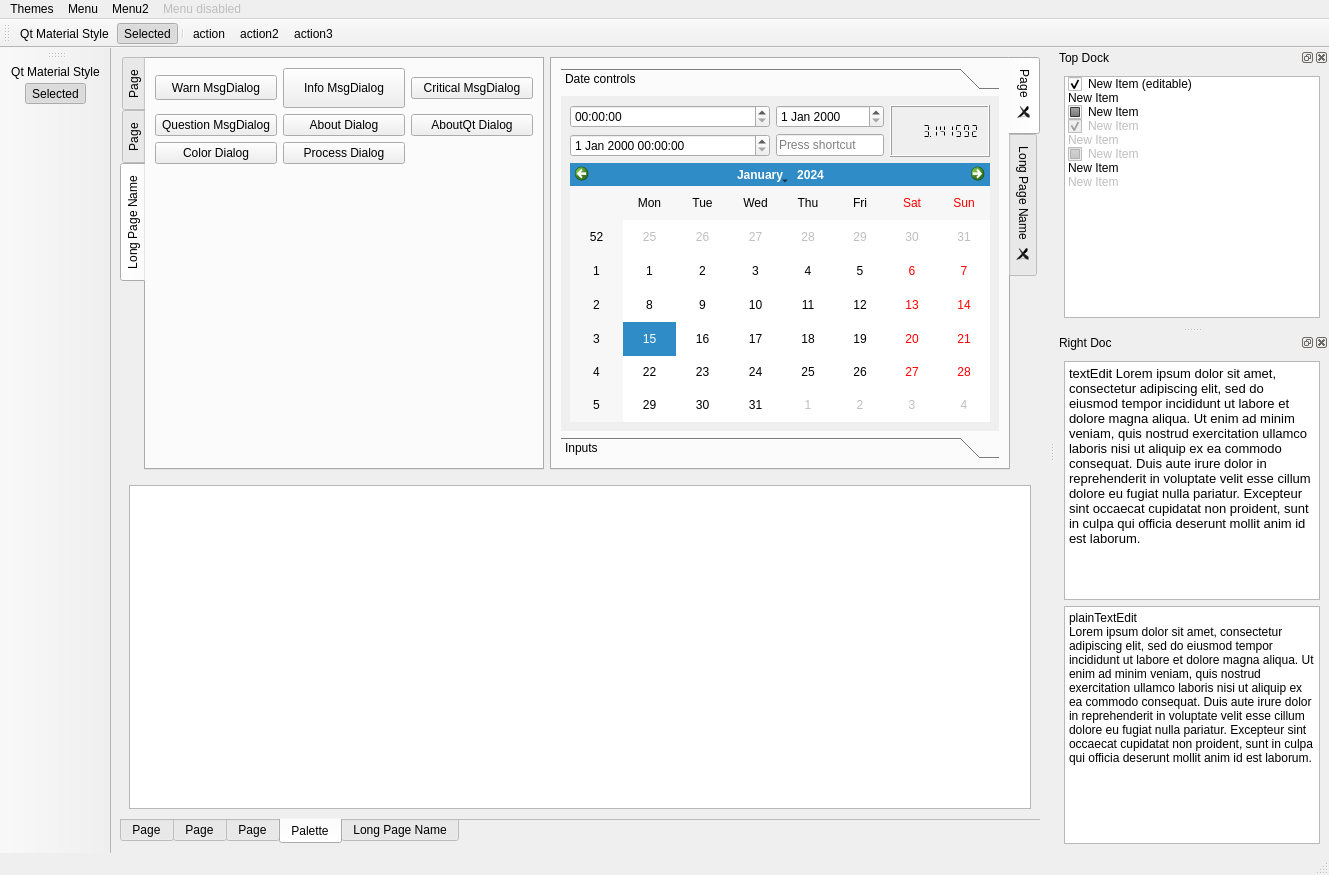
Above: src/libs/widgets/examples/stylethemes/mainwindow.ui from chengxuewen/QExt before the change. Below: the same form after it.
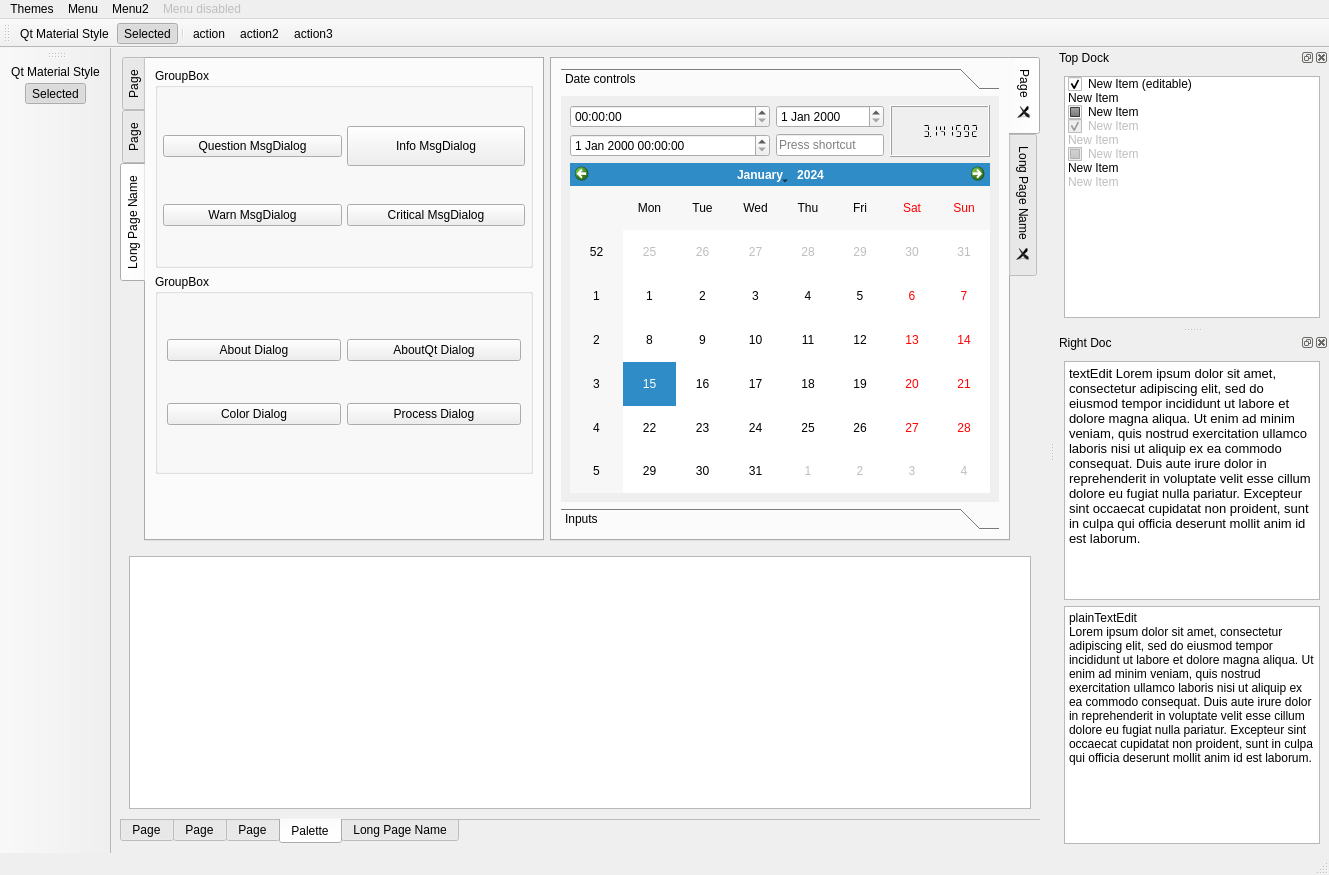
That is the form after the change. Icons and pictures are not drawn.

The edit to the form file:
```diff
--- a/src/libs/widgets/examples/stylethemes/mainwindow.ui
+++ b/src/libs/widgets/examples/stylethemes/mainwindow.ui
@@ -44,8 +44,8 @@
             <rect>
              <x>0</x>
              <y>0</y>
-             <width>357</width>
-             <height>259</height>
+             <width>374</width>
+             <height>274</height>
             </rect>
            </property>
            <attribute name="label">
@@ -1928,8 +1928,67 @@
        <attribute name="title">
         <string>Long Page Name</string>
        </attribute>
-       <layout class="QGridLayout" name="gridLayout_36">
-        <item row="0" column="0">
+       <layout class="QVBoxLayout" name="verticalLayout_4">
+        <item>
+         <widget class="QGroupBox" name="groupBox_4">
+          <property name="minimumSize">
+           <size>
+            <width>0</width>
+            <height>200</height>
+           </size>
+          </property>
+          <property name="title">
+           <string>GroupBox</string>
+          </property>
+          <layout class="QVBoxLayout" name="verticalLayout_5">
+           <property name="spacing">
+            <number>5</number>
+           </property>
+           <property name="leftMargin">
+            <number>5</number>
+           </property>
+           <property name="topMargin">
+            <number>5</number>
+           </property>
+           <property name="rightMargin">
+            <number>5</number>
+           </property>
+           <property name="bottomMargin">
+            <number>5</number>
+           </property>
+           <item>
+            <layout class="QHBoxLayout" name="horizontalLayout_2">
+             <item>
+              <widget class="QPushButton" name="pushButtonMsgDialogQuestion">
+               <property name="toolTip">
+                <string>Lorem ipsum dolor sit amet, consectetur adipiscing elit, sed do eiusmod tempor incididunt ut labore et dolore magna aliqua.</string>
+               </property>
+               <property name="text">
+                <string>Question MsgDialog</string>
+               </property>
+              </widget>
+             </item>
+             <item>
+              <widget class="QPushButton" name="pushButtonMsgDialogInfo">
+               <property name="minimumSize">
+                <size>
+                 <width>0</width>
+                 <height>40</height>
+                </size>
+               </property>
+               <property name="toolTip">
+                <string>Lorem ipsum dolor sit amet, consectetur adipiscing elit, sed do eiusmod tempor incididunt ut labore et dolore magna aliqua.</string>
+               </property>
+               <property name="text">
+                <string>Info MsgDialog</string>
+               </property>
+              </widget>
+             </item>
+            </layout>
+           </item>
+           <item>
+            <layout class="QHBoxLayout" name="horizontalLayout_3">
+             <item>
          <widget class="QPushButton" name="pushButtonMsgDialogWarn">
           <property name="maximumSize">
            <size>
@@ -1945,23 +2004,7 @@
           </property>
          </widget>
         </item>
-        <item row="0" column="1">
-         <widget class="QPushButton" name="pushButtonMsgDialogInfo">
-          <property name="minimumSize">
-           <size>
-            <width>0</width>
-            <height>40</height>
-           </size>
-          </property>
-          <property name="toolTip">
-           <string>Lorem ipsum dolor sit amet, consectetur adipiscing elit, sed do eiusmod tempor incididunt ut labore et dolore magna aliqua.</string>
-          </property>
-          <property name="text">
-           <string>Info MsgDialog</string>
-          </property>
-         </widget>
-        </item>
-        <item row="0" column="2">
+             <item>
          <widget class="QPushButton" name="pushButtonMsgDialogCritical">
           <property name="toolTip">
            <string>Lorem ipsum dolor sit amet, consectetur adipiscing elit, sed do eiusmod tempor incididunt ut labore et dolore magna aliqua.</string>
@@ -1971,17 +2014,24 @@
           </property>
          </widget>
         </item>
-        <item row="1" column="0">
-         <widget class="QPushButton" name="pushButtonMsgDialogQuestion">
-          <property name="toolTip">
-           <string>Lorem ipsum dolor sit amet, consectetur adipiscing elit, sed do eiusmod tempor incididunt ut labore et dolore magna aliqua.</string>
-          </property>
-          <property name="text">
-           <string>Question MsgDialog</string>
-          </property>
+            </layout>
+           </item>
+          </layout>
          </widget>
         </item>
-        <item row="1" column="1">
+        <item>
+         <widget class="QGroupBox" name="groupBox_5">
+          <property name="minimumSize">
+           <size>
+            <width>0</width>
+            <height>200</height>
+           </size>
+          </property>
+          <property name="title">
+           <string>GroupBox</string>
+          </property>
+          <layout class="QGridLayout" name="gridLayout_36">
+           <item row="0" column="0">
          <widget class="QPushButton" name="pushButtonMsgDialogAbout">
           <property name="toolTip">
            <string>Lorem ipsum dolor sit amet, consectetur adipiscing elit, sed do eiusmod tempor incididunt ut labore et dolore magna aliqua.</string>
@@ -1991,7 +2041,7 @@
           </property>
          </widget>
         </item>
-        <item row="1" column="2">
+           <item row="0" column="1">
          <widget class="QPushButton" name="pushButtonMsgDialogAboutQt">
           <property name="toolTip">
            <string>Lorem ipsum dolor sit amet, consectetur adipiscing elit, sed do eiusmod tempor incididunt ut labore et dolore magna aliqua.</string>
@@ -2001,7 +2051,7 @@
           </property>
          </widget>
         </item>
-        <item row="2" column="0">
+           <item row="1" column="0">
          <widget class="QPushButton" name="pushButtonColorDialog">
           <property name="toolTip">
            <string>Lorem ipsum dolor sit amet, consectetur adipiscing elit, sed do eiusmod tempor incididunt ut labore et dolore magna aliqua.</string>
@@ -2011,7 +2061,7 @@
           </property>
          </widget>
         </item>
-        <item row="2" column="1">
+           <item row="1" column="1">
          <widget class="QPushButton" name="pushButtonProcessDialog">
           <property name="toolTip">
            <string>Lorem ipsum dolor sit amet, consectetur adipiscing elit, sed do eiusmod tempor incididunt ut labore et dolore magna aliqua.</string>
@@ -2021,7 +2071,10 @@
           </property>
          </widget>
         </item>
-        <item row="3" column="0">
+          </layout>
+         </widget>
+        </item>
+        <item>
          <spacer name="verticalSpacer_7">
           <property name="orientation">
            <enum>Qt::Vertical</enum>
@@ -2034,6 +2087,19 @@
           </property>
          </spacer>
         </item>
+        <item>
+         <spacer name="verticalSpacer_8">
+          <property name="orientation">
+           <enum>Qt::Vertical</enum>
+          </property>
+          <property name="sizeHint" stdset="0">
+           <size>
+            <width>20</width>
+            <height>40</height>
+           </size>
+          </property>
+         </spacer>
+        </item>
        </layout>
       </widget>
      </widget>
```
Left out of the diff: 2 changed lines with no effect on the pictures. Lines whose indentation alone changed are shown as unchanged.
